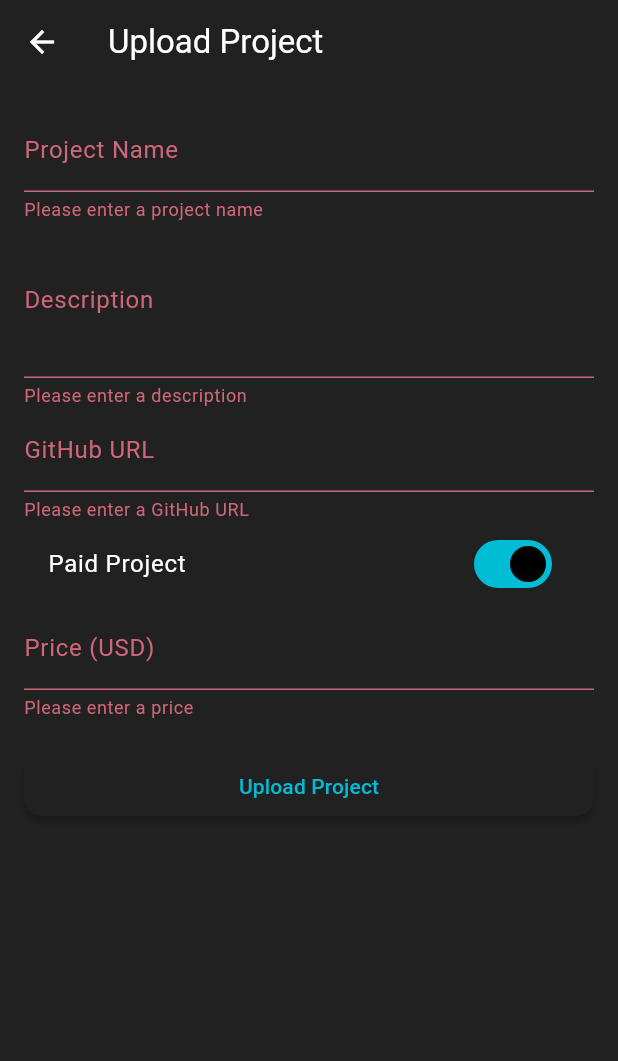
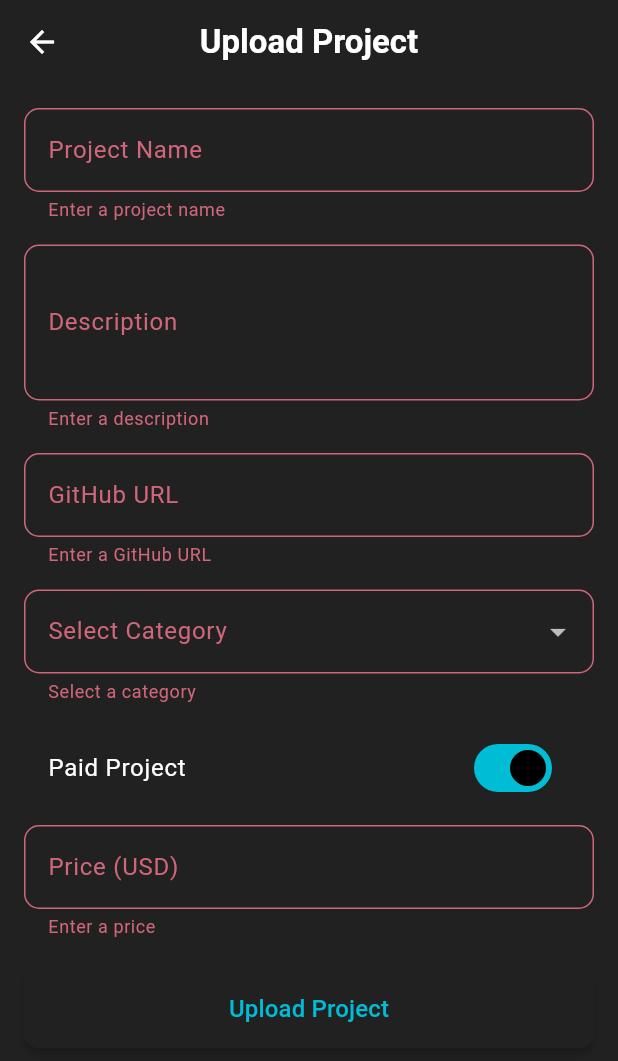
Before and after one commit to BitSphereOrg/BitSphere, a Flutter app: the UploadProjectScreen screen opened directly, after a tap on "Paid Project", after a tap on "Upload Project", on a phone screen of 412 x 824 dp. Shown: the top 1061 px of the screen. Run offline on Flutter 3.47's test engine with Material 3 defaults, Android fonts, the phone set to English and light mode, and no system bars; our stand-ins replace cloud_firestore, dio, firebase_auth, firebase_core, font_awesome_flutter, google_fonts and 1 more; missing offline and left inert: flutter_appauth, razorpay_flutter; accounts and stored records are empty.

```diff
--- a/lib/screens/upload_project_screen.dart
+++ b/lib/screens/upload_project_screen.dart
@@ -1,7 +1,6 @@
 import 'package:cloud_firestore/cloud_firestore.dart';
 import 'package:firebase_auth/firebase_auth.dart';
 import 'package:flutter/material.dart';
-
 import '../utils/auth_service.dart';
 
 class UploadProjectScreen extends StatefulWidget {
@@ -16,8 +15,14 @@ class _UploadProjectScreenState extends State<UploadProjectScreen> {
   final _nameController = TextEditingController();
   final _descriptionController = TextEditingController();
   final _githubUrlController = TextEditingController();
+  final _priceController = TextEditingController();
+
   bool _isPaid = false;
   double _price = 0.0;
+  String? _selectedCategory;
+  final List<String> _categories = [
+    'Mobile App', 'Web App', 'AI/ML', 'Game', 'IoT', 'Other'
+  ];
 
   Future<void> _submitProject() async {
     if (_formKey.currentState!.validate()) {
@@ -36,6 +41,7 @@ class _UploadProjectScreenState extends State<UploadProjectScreen> {
           'name': _nameController.text,
           'description': _descriptionController.text,
           'githubUrl': _githubUrlController.text,
+          'category': _selectedCategory,
           'isPaid': _isPaid,
           'price': _isPaid ? _price : 0.0,
           'developerId': user.uid,
@@ -55,6 +61,7 @@ class _UploadProjectScreenState extends State<UploadProjectScreen> {
     _nameController.dispose();
     _descriptionController.dispose();
     _githubUrlController.dispose();
+    _priceController.dispose();
     super.dispose();
   }
 
@@ -62,82 +69,128 @@ class _UploadProjectScreenState extends State<UploadProjectScreen> {
   Widget build(BuildContext context) {
     return Scaffold(
       appBar: AppBar(
-        title: const Text('Upload Project'),
+        title: const Text('Upload Project', style: TextStyle(fontWeight: FontWeight.bold)),
+        centerTitle: true,
       ),
       body: Padding(
         padding: const EdgeInsets.all(16.0),
         child: Form(
           key: _formKey,
-          child: ListView(
+          child: SingleChildScrollView(
+            child: Column(
+              crossAxisAlignment: CrossAxisAlignment.start,
               children: [
+                // Project Name
                 TextFormField(
                   controller: _nameController,
-                decoration: const InputDecoration(labelText: 'Project Name'),
+                  decoration: InputDecoration(
+                    labelText: 'Project Name',
+                    border: OutlineInputBorder(borderRadius: BorderRadius.circular(10)),
+                  ),
+                  validator: (value) => value!.isEmpty ? 'Enter a project name' : null,
+                ),
+                const SizedBox(height: 15),
+
+                // Description
+                TextFormField(
+                  controller: _descriptionController,
+                  decoration: InputDecoration(
+                    labelText: 'Description',
+                    border: OutlineInputBorder(borderRadius: BorderRadius.circular(10)),
+                  ),
+                  maxLines: 3,
+                  validator: (value) => value!.isEmpty ? 'Enter a description' : null,
+                ),
+                const SizedBox(height: 15),
+
+                // GitHub URL
+                TextFormField(
+                  controller: _githubUrlController,
+                  decoration: InputDecoration(
+                    labelText: 'GitHub URL',
+                    border: OutlineInputBorder(borderRadius: BorderRadius.circular(10)),
+                  ),
                   validator: (value) {
-                  if (value == null || value.isEmpty) {
-                    return 'Please enter a project name';
+                    if (value!.isEmpty) return 'Enter a GitHub URL';
+                    if (!Uri.parse(value).isAbsolute || !value.contains('github.com')) {
+                      return 'Enter a valid GitHub URL';
                     }
                     return null;
                   },
                 ),
-              TextFormField(
-                controller: _descriptionController,
-                decoration: const InputDecoration(labelText: 'Description'),
-                maxLines: 3,
-                validator: (value) {
-                  if (value == null || value.isEmpty) {
-                    return 'Please enter a description';
-                  }
-                  return null;
+                const SizedBox(height: 15),
+
+                // Category Dropdown
+                DropdownButtonFormField<String>(
+                  value: _selectedCategory,
+                  decoration: InputDecoration(
+                    labelText: 'Select Category',
+                    border: OutlineInputBorder(borderRadius: BorderRadius.circular(10)),
+                  ),
+                  items: _categories.map((category) {
+                    return DropdownMenuItem(
+                      value: category,
+                      child: Text(category),
+                    );
+                  }).toList(),
+                  onChanged: (value) {
+                    setState(() {
+                      _selectedCategory = value;
+                    });
                   },
+                  validator: (value) => value == null ? 'Select a category' : null,
                 ),
-              TextFormField(
-                controller: _githubUrlController,
-                decoration: const InputDecoration(labelText: 'GitHub URL'),
-                validator: (value) {
-                  if (value == null || value.isEmpty) {
-                    return 'Please enter a GitHub URL';
-                  }
-                  if (!Uri.parse(value).isAbsolute ||
-                      !value.contains('github.com')) {
-                    return 'Please enter a valid GitHub URL';
-                  }
-                  return null;
-                },
-              ),
+                const SizedBox(height: 15),
+
+                // Paid Project Toggle
                 SwitchListTile(
                   title: const Text('Paid Project'),
                   value: _isPaid,
                   onChanged: (value) {
                     setState(() {
                       _isPaid = value;
+                      if (!_isPaid) _priceController.clear();
                     });
                   },
                 ),
+                const SizedBox(height: 10),
+
+                // Price Input
                 if (_isPaid)
                   TextFormField(
-                  decoration: const InputDecoration(labelText: 'Price (USD)'),
+                    controller: _priceController,
+                    decoration: InputDecoration(
+                      labelText: 'Price (USD)',
+                      border: OutlineInputBorder(borderRadius: BorderRadius.circular(10)),
+                    ),
                     keyboardType: TextInputType.number,
                     onChanged: (value) {
                       _price = double.tryParse(value) ?? 0.0;
                     },
                     validator: (value) {
-                    if (value == null || value.isEmpty) {
-                      return 'Please enter a price';
-                    }
-                    if (double.tryParse(value) == null ||
-                        double.parse(value) <= 0) {
-                      return 'Please enter a valid price';
+                      if (value == null || value.isEmpty) return 'Enter a price';
+                      if (double.tryParse(value) == null || double.parse(value) <= 0) {
+                        return 'Enter a valid price';
                       }
                       return null;
                     },
                   ),
                 const SizedBox(height: 20),
-              ElevatedButton(
+
+                // Upload Button
+                SizedBox(
+                  width: double.infinity,
+                  child: ElevatedButton(
                     onPressed: _submitProject,
-                child: const Text('Upload Project'),
+                    style: ElevatedButton.styleFrom(
+                      padding: const EdgeInsets.symmetric(vertical: 15),
+                      shape: RoundedRectangleBorder(borderRadius: BorderRadius.circular(10)),
+                    ),
+                    child: const Text('Upload Project', style: TextStyle(fontSize: 16)),
+                  ),
                 ),
               ],
+            ),
           ),
         ),
       ),
```
Also changed, not shown: 8 other files. Lines whose indentation alone changed are shown as unchanged.
